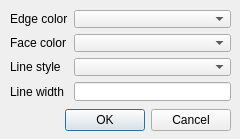
Old version of the form viewer/propertyeditdialog.ui in the repository ENSTABretagneRobotics/VIBES.
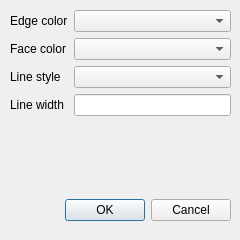
New version of the form.

The edit to the form file:
```diff
--- a/viewer/propertyeditdialog.ui
+++ b/viewer/propertyeditdialog.ui
@@ -7,7 +7,7 @@
     <x>0</x>
     <y>0</y>
     <width>240</width>
-    <height>139</height>
+    <height>240</height>
    </rect>
   </property>
   <property name="windowTitle">
@@ -17,7 +17,7 @@
    <property name="geometry">
     <rect>
      <x>10</x>
-     <y>100</y>
+     <y>190</y>
      <width>221</width>
      <height>41</height>
     </rect>
@@ -35,7 +35,7 @@
      <x>10</x>
      <y>10</y>
      <width>221</width>
-     <height>91</height>
+     <height>171</height>
     </rect>
    </property>
    <layout class="QFormLayout" name="formLayout">
@@ -300,38 +300,7 @@
      </widget>
     </item>
     <item row="3" column="1">
-     <widget class="QLineEdit" name="lineEdit_LineWidth">
-      <item>
-       <property name="text">
-        <string/>
-       </property>
-      </item>
-      <item>
-       <property name="text">
-        <string>-</string>
-       </property>
-      </item>
-      <item>
-       <property name="text">
-        <string>--</string>
-       </property>
-      </item>
-      <item>
-       <property name="text">
-        <string>-.</string>
-       </property>
-      </item>
-      <item>
-       <property name="text">
-        <string>-..</string>
-       </property>
-      </item>
-      <item>
-       <property name="text">
-        <string>..</string>
-       </property>
-      </item>
-     </widget>
+     <widget class="QLineEdit" name="lineEdit_LineWidth"/>
     </item>
    </layout>
   </widget>
```
